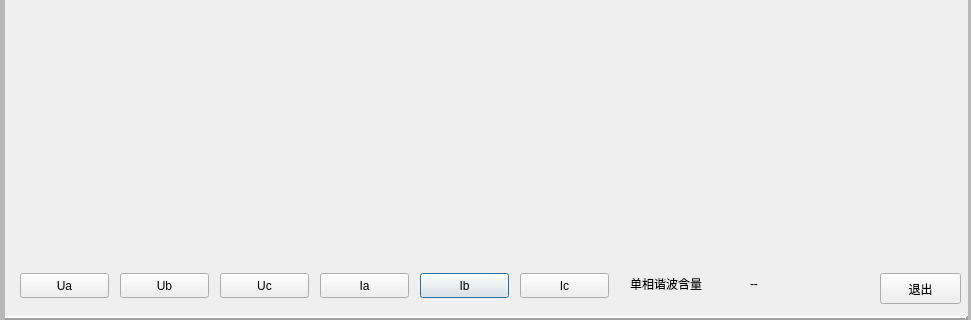
ChinaClever/BusBar-Qt, file thd/thdmaindlg.ui: the form before one commit; both pictures show x 0 to 971 and y 177 to 497 of the 971 by 497 pixel window.
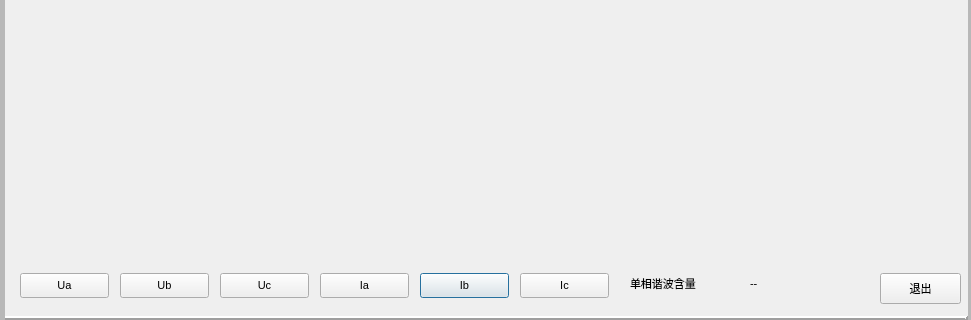
The form after the commit.

```diff
--- a/thd/thdmaindlg.ui
+++ b/thd/thdmaindlg.ui
@@ -10,9 +10,20 @@
     <height>497</height>
    </rect>
   </property>
+  <property name="font">
+   <font>
+    <family>Ubuntu</family>
+    <pointsize>8</pointsize>
+    <italic>false</italic>
+    <bold>false</bold>
+   </font>
+  </property>
   <property name="windowTitle">
    <string>Dialog</string>
   </property>
+  <property name="styleSheet">
+   <string notr="true">font: 8pt &quot;Ubuntu&quot;;</string>
+  </property>
   <widget class="QPushButton" name="curBbtn">
    <property name="geometry">
     <rect>
@@ -123,9 +134,12 @@
      <x>10</x>
      <y>210</y>
      <width>951</width>
-     <height>188</height>
+     <height>231</height>
     </rect>
    </property>
+   <property name="styleSheet">
+    <string notr="true">font: 8pt &quot;Ubuntu&quot;;</string>
+   </property>
   </widget>
   <widget class="QWidget" name="chartwid" native="true">
    <property name="geometry">
```
Left out of the diff: 3 changed lines with no effect on the pictures.
